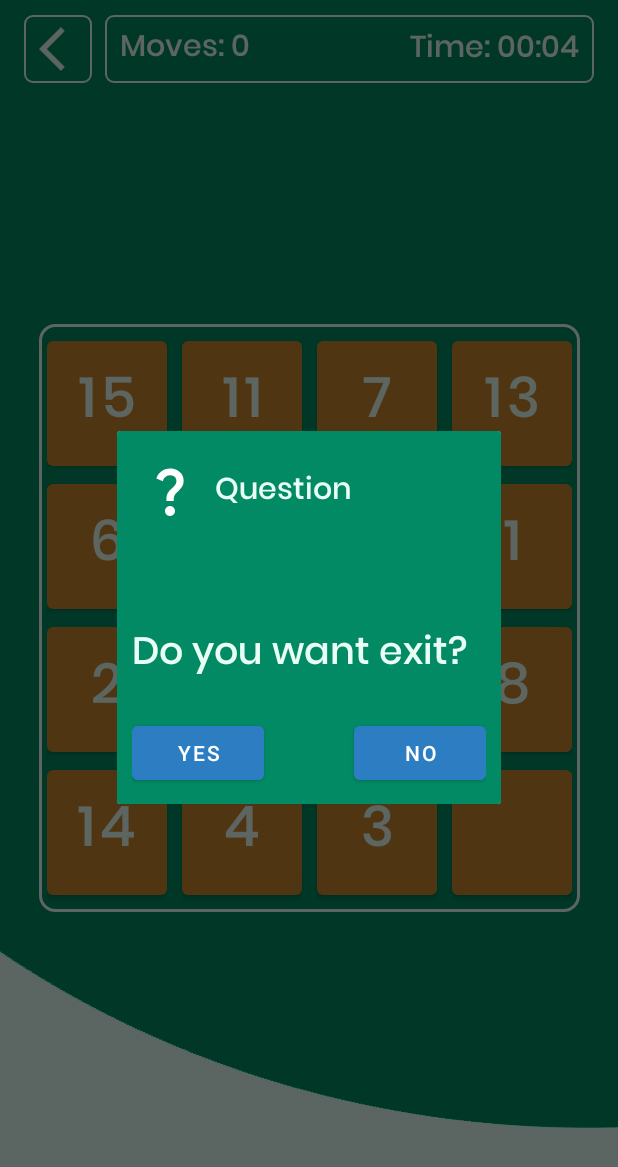
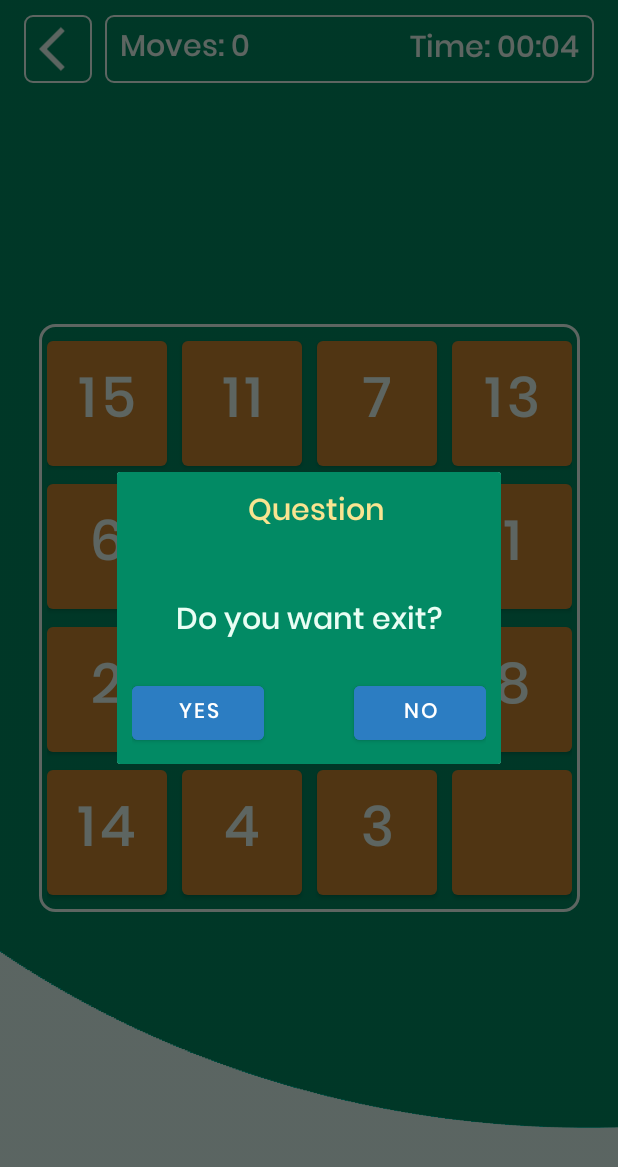
Before and after one commit to JavohirbekSafarov/Puzzle_15, an Android app: the GameActivity screen opened directly, with no data from a screen before it, after a tap on an icon or button, on a phone screen of 412 x 824 dp. Shown: the top 1167 px of the screen. Run offline under Robolectric (Android 15) with nearby library versions, the phone set to English and light mode, and no system bars; libraries missing offline, so code that uses them is left out: com.daimajia.androidanimations; Roboto replaces fonts that are not available here; 1 statement that could not run was skipped.

Commit message:
Fourth Commit

```diff
--- a/app/src/main/java/com/javohirbekcoder/puzzle15/GameActivity.java
+++ b/app/src/main/java/com/javohirbekcoder/puzzle15/GameActivity.java
@@ -1,10 +1,12 @@
 package com.javohirbekcoder.puzzle15;
 
 import android.app.Dialog;
+import android.content.Intent;
 import android.os.Bundle;
 import android.os.CountDownTimer;
 import android.view.View;
 import android.widget.Button;
+import android.widget.TextView;
 import android.widget.Toast;
 
 import androidx.appcompat.app.AppCompatActivity;
@@ -32,7 +34,8 @@ public class GameActivity extends AppCompatActivity {
             R.id.button11, R.id.button12, R.id.button13, R.id.button14,
             R.id.button15, R.id.button16};
 
-    private Dialog goBackDialog;
+    private Dialog goBackDialog, winDialog;
+    private boolean isTimerRunning = false;
 
 
     @Override
@@ -47,8 +50,14 @@ public class GameActivity extends AppCompatActivity {
         loadNumbers();
         generateNumbers();
         loadDataToViews();
+        loadDialogs();
+    }
 
+    private void loadDialogs() {
+        winDialog = new Dialog(GameActivity.this);
         goBackDialog = new Dialog(GameActivity.this);
+
+        winDialog.setCancelable(false);
     }
 
     private void callGoBackDialog() {
@@ -58,13 +67,14 @@ public class GameActivity extends AppCompatActivity {
         goBackDialog.show();
         yesBtn.setOnClickListener(v -> super.onBackPressed());
         noBtn.setOnClickListener(v -> goBackDialog.dismiss());
+    }
 
-    }
 
     private void loadTimer() {
         timer = new CountDownTimer(30 * 60 * 1000, 1000) { //30 minut
             @Override
             public void onTick(long millisUntilFinished) {
+                isTimerRunning = true;
                 timeCount++;
                 int second = timeCount % 60;
                 int minute = timeCount / 60;
@@ -79,10 +89,11 @@ public class GameActivity extends AppCompatActivity {
             @Override
             public void onFinish() {
                 if (!isWin) {
+                    isTimerRunning = false;
                     Toast.makeText(GameActivity.this, "You are lose!", Toast.LENGTH_SHORT).show();
                 }
             }
-        }.start();
+        };
     }
 
     private void loadDataToViews() {
@@ -167,12 +178,44 @@ public class GameActivity extends AppCompatActivity {
 
         if (isWin) {
             Toast.makeText(this, "Win!! moves" + moves, Toast.LENGTH_SHORT).show();
+            callWinDialog(moves, binding.timeTv.getText().toString());
             timer.cancel();
         }
+    }
+
+    private void callWinDialog(int moves, String time) {
+        winDialog.setContentView(R.layout.win_dialog);
+        Button home = winDialog.findViewById(R.id.homeBtn);
+        Button newgame = winDialog.findViewById(R.id.newGameBtn);
+        TextView timeTvDialog = winDialog.findViewById(R.id.timeTvDialog);
+        TextView movesTvDialod = winDialog.findViewById(R.id.movesTvDialog);
+        timeTvDialog.setText("Time: " + time);
+        movesTvDialod.setText("Moves: " + (moves + 1));
+        winDialog.show();
+        home.setOnClickListener(v -> super.onBackPressed());
+        newgame.setOnClickListener(v -> {
+            winDialog.dismiss();
+            startActivity(new Intent(getApplicationContext(), GameActivity.class));
+            finish();
+        });
     }
 
     @Override
     public void onBackPressed() {
         callGoBackDialog();
     }
+
+    @Override
+    protected void onPause() {
+        timer.cancel();
+        isTimerRunning = false;
+        super.onPause();
+    }
+
+    @Override
+    protected void onResume() {
+        if (!isTimerRunning)
+            timer.start();
+        super.onResume();
+    }
 }
--- a/app/src/main/res/layout/go_back_dialog.xml
+++ b/app/src/main/res/layout/go_back_dialog.xml
@@ -11,28 +11,18 @@
     android:background="@drawable/dialogs_back">
 
 
-    <ImageView
-        android:id="@+id/imageView"
-        android:layout_width="40dp"
-        android:layout_height="40dp"
-        android:layout_marginStart="5dp"
-        android:layout_marginTop="10dp"
-        android:src="@drawable/ic_baseline_question_mark_24"
-        app:layout_constraintStart_toStartOf="parent"
-        app:layout_constraintTop_toTopOf="parent"
-        app:tint="@color/white" />
-
     <TextView
-        android:layout_marginStart="10dp"
+        android:id="@+id/textView3"
         android:layout_width="wrap_content"
         android:layout_height="wrap_content"
+        android:layout_marginStart="10dp"
         android:fontFamily="@font/poppins_medium"
         android:text="Question"
-        android:textColor="@color/textColor"
+        android:textColor="@color/secondaryTextColor"
         android:textSize="20sp"
-        app:layout_constraintBottom_toBottomOf="@+id/imageView"
-        app:layout_constraintStart_toEndOf="@+id/imageView"
-        app:layout_constraintTop_toTopOf="@+id/imageView" />
+        app:layout_constraintEnd_toEndOf="parent"
+        app:layout_constraintStart_toStartOf="parent"
+        app:layout_constraintTop_toTopOf="parent" />
 
     <TextView
         android:id="@+id/textView2"
@@ -41,10 +31,12 @@
         android:fontFamily="@font/poppins_medium"
         android:text="Do you want exit?"
         android:textColor="@color/textColor"
-        android:textSize="25sp"
+        android:textSize="20sp"
         app:layout_constraintBottom_toBottomOf="parent"
+        app:layout_constraintEnd_toEndOf="parent"
         app:layout_constraintStart_toStartOf="parent"
-        app:layout_constraintTop_toBottomOf="@+id/imageView" />
+        app:layout_constraintTop_toBottomOf="@+id/textView3"
+        app:layout_constraintVertical_bias="0.361" />
 
     <LinearLayout
         android:layout_width="wrap_content"
@@ -60,6 +52,7 @@
             android:id="@+id/yesBtn"
             android:layout_width="wrap_content"
             android:layout_height="wrap_content"
+            android:fontFamily="@font/poppins_medium"
             android:backgroundTint="@color/matchingPaletteColor"
             android:text="Yes" />
 
@@ -68,6 +61,7 @@
             android:layout_width="wrap_content"
             android:layout_height="wrap_content"
             android:layout_marginStart="60dp"
+            android:fontFamily="@font/poppins_medium"
             android:backgroundTint="@color/matchingPaletteColor"
             android:text="No" />
 
```
Also changed, not shown: app/src/main/res/layout/win_dialog.xml (added, +96 -0 lines), app/src/main/res/drawable/cup.png (added).
